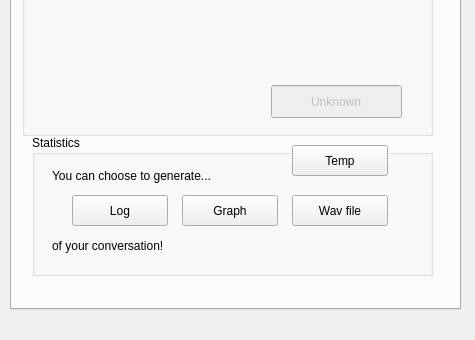
Qt form gui/edytor.ui (ppwwyyxx/speaker-recognition) before a commit; both pictures show x 0 to 475 and y 211 to 551 of the 475 by 551 pixel window.
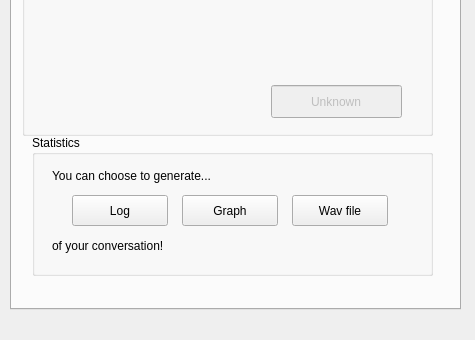
The same form after that commit.

```diff
--- a/gui/edytor.ui
+++ b/gui/edytor.ui
@@ -937,19 +937,6 @@
        <string>of your conversation!</string>
       </property>
      </widget>
-     <widget class="QPushButton" name="Temp_button">
-      <property name="geometry">
-       <rect>
-        <x>260</x>
-        <y>10</y>
-        <width>96</width>
-        <height>31</height>
-       </rect>
-      </property>
-      <property name="text">
-       <string>Temp</string>
-      </property>
-     </widget>
     </widget>
     <zorder>groupBox_4</zorder>
     <zorder>groupBox_7</zorder>
```
